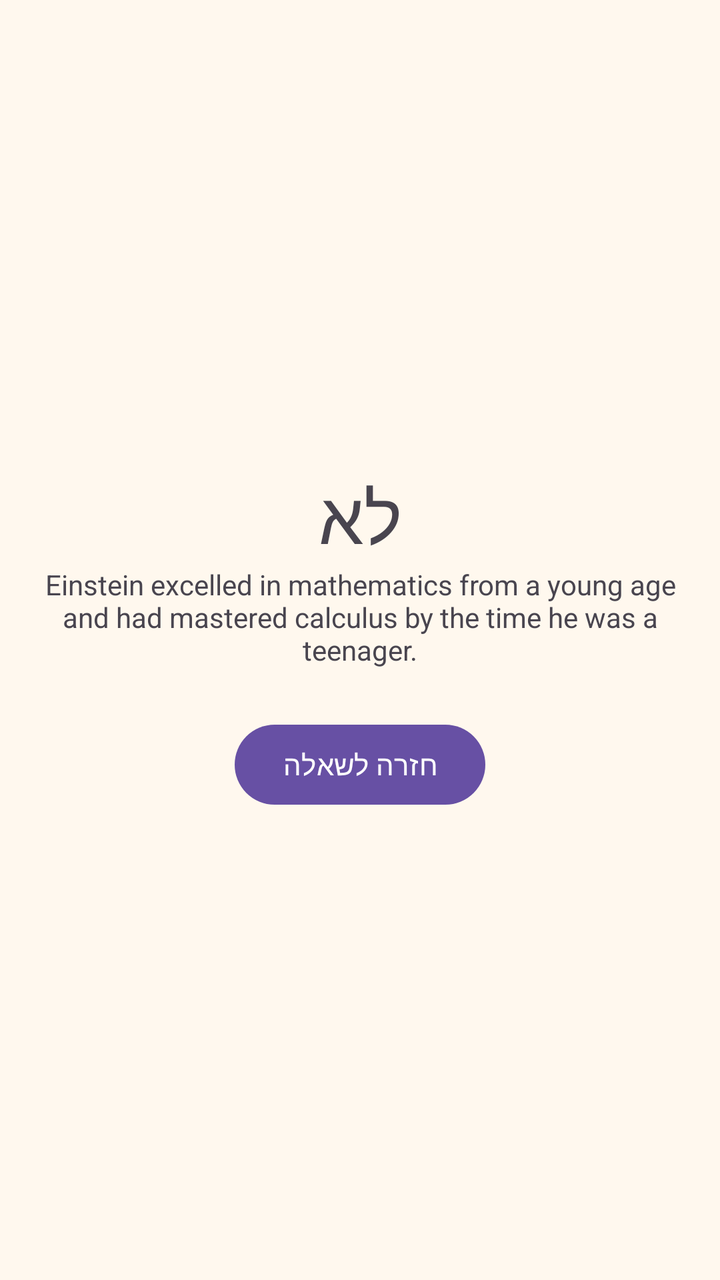
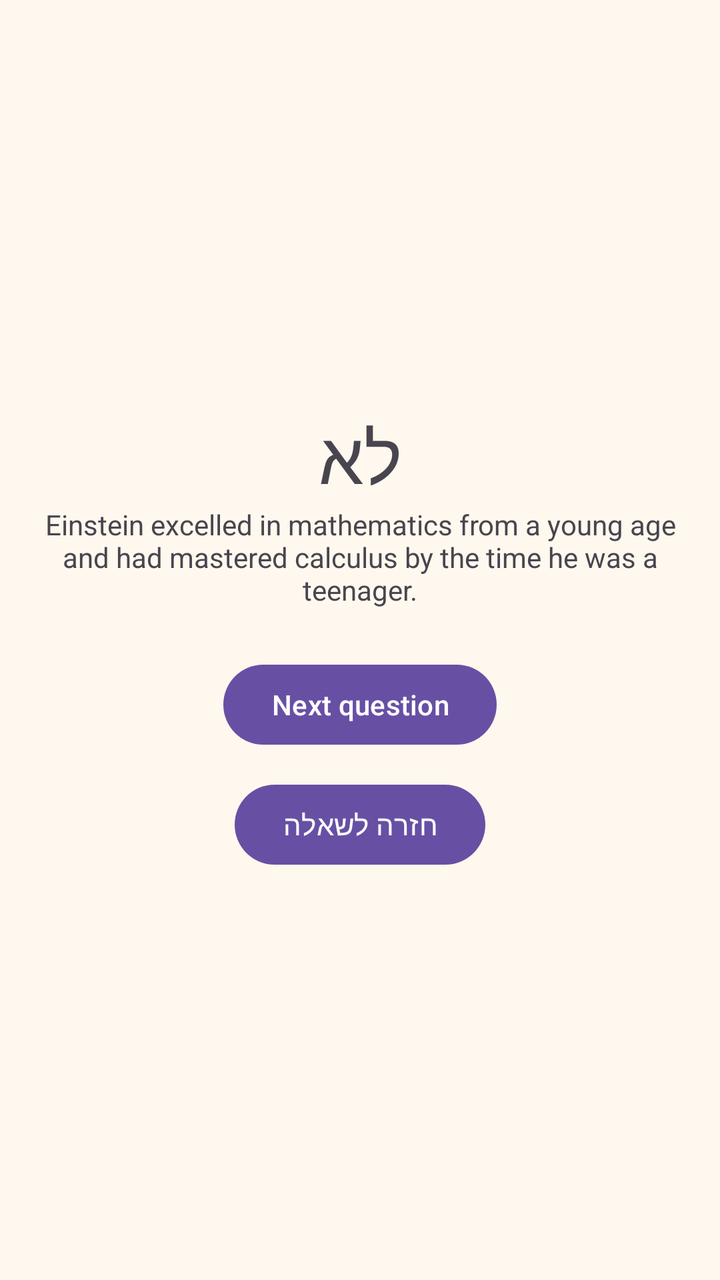

Two renders of the same Android screen: before a commit and after it. Below are the layout's source before the change and the commit's diff.
<!-- AndroidManifest.xml: application theme Theme.TrueFalseQuiz -->
<!-- res/layout/activity_result.xml -->
<?xml version="1.0" encoding="utf-8"?>
<LinearLayout xmlns:android="http://schemas.android.com/apk/res/android"
    android:id="@+id/main"
    android:layout_width="match_parent"
    android:layout_height="match_parent"
    android:background="@color/screen_bg"
    android:gravity="center"
    android:orientation="vertical"
    android:padding="16dp">

    <TextView
        android:id="@+id/tvResult"
        android:layout_width="wrap_content"
        android:layout_height="wrap_content"
        android:text="לא"
        android:textSize="36sp" />
    <TextView
        android:id="@+id/tvExplanation"
        android:layout_width="match_parent"
        android:layout_height="wrap_content"
        android:gravity="center"
        android:text="Einstein excelled in mathematics from a young age and had mastered calculus by the time he was a teenager." />

    <Button
        android:id="@+id/btnBack"
        android:layout_width="wrap_content"
        android:layout_height="wrap_content"
        android:layout_marginTop="24dp"
        android:text="חזרה לשאלה" />



</LinearLayout>
<!-- resources referenced by this layout -->
<resources>
  <color name="screen_bg">#FFF8EE</color>
  <style name="Theme.TrueFalseQuiz" parent="Base.Theme.TrueFalseQuiz" />
  <style name="Base.Theme.TrueFalseQuiz" parent="Theme.Material3.DayNight.NoActionBar">
          
          
      </style>
</resources>

<!-- the commit's change to res/layout/activity_result.xml (unified diff, before → after) -->
@@ -22,12 +22,18 @@
         android:text="Einstein excelled in mathematics from a young age and had mastered calculus by the time he was a teenager." />
 
     <Button
+        android:id="@+id/btnNext"
+        android:layout_width="wrap_content"
+        android:layout_height="wrap_content"
+        android:layout_marginTop="24dp"
+        android:text="Next question" />
+
+    <Button
         android:id="@+id/btnBack"
         android:layout_width="wrap_content"
         android:layout_height="wrap_content"
-        android:layout_marginTop="24dp"
+        android:layout_marginTop="12dp"
         android:text="חזרה לשאלה" />
 
 
-
 </LinearLayout>
